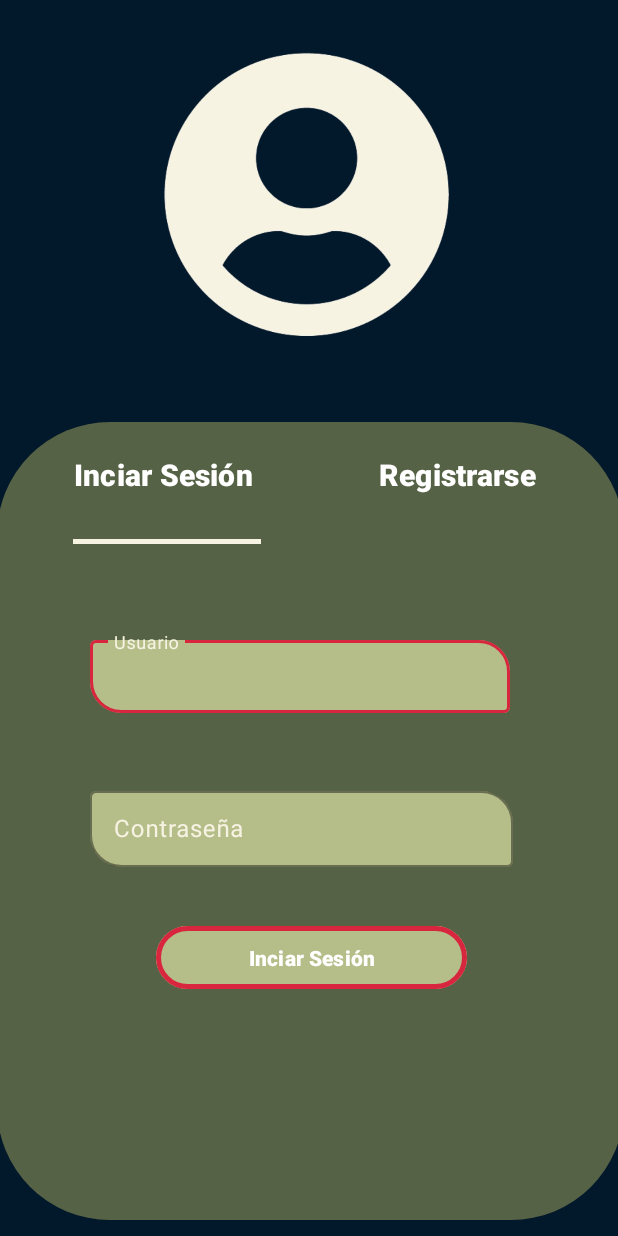
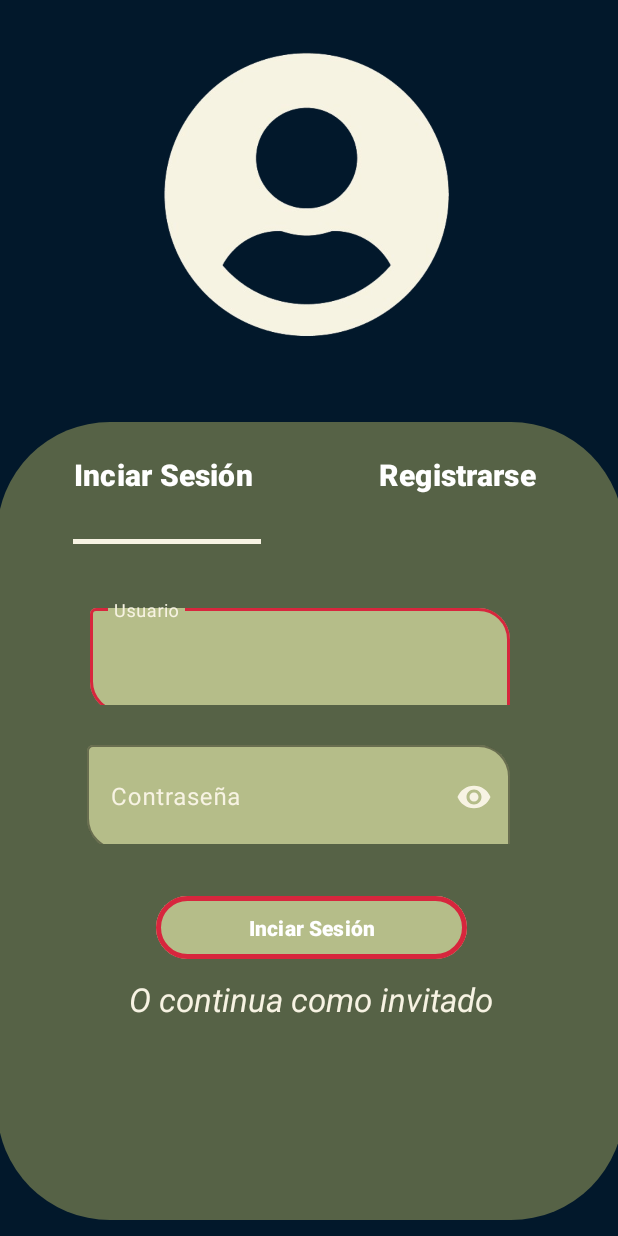
Before and after one commit to Oskere/Proyecto_DAM, an Android app: the screen it shows after launch (Login), on a phone screen of 412 x 824 dp. Run offline under Robolectric (Android 15) with nearby library versions, the phone set to English and light mode, and no system bars; our stand-ins replace Volley.

Commit message:
commit 6

```diff
--- a/app/src/main/AndroidManifest.xml
+++ b/app/src/main/AndroidManifest.xml
@@ -10,6 +10,7 @@
         android:allowBackup="true"
         android:dataExtractionRules="@xml/data_extraction_rules"
         android:fullBackupContent="@xml/backup_rules"
+        android:usesCleartextTraffic="true"
         android:icon="@mipmap/ic_launcher"
         android:label="Reto"
         android:roundIcon="@mipmap/ic_launcher_round"
--- a/app/src/main/java/com/example/reto/Login.java
+++ b/app/src/main/java/com/example/reto/Login.java
@@ -5,9 +5,11 @@ import android.content.pm.PackageManager;
 import android.graphics.Bitmap;
 import android.os.Bundle;
 import android.provider.MediaStore;
+import android.util.Log;
 import android.view.View;
 import android.widget.Button;
 import android.widget.ImageView;
+import android.widget.TextView;
 import android.widget.Toast;
 import android.widget.ViewFlipper;
 import android.Manifest;
@@ -17,11 +19,16 @@ import androidx.appcompat.app.AppCompatActivity;
 import androidx.core.graphics.drawable.RoundedBitmapDrawable;
 import androidx.core.graphics.drawable.RoundedBitmapDrawableFactory;
 
+import org.json.JSONException;
+
+import java.io.UnsupportedEncodingException;
+
 public class Login extends AppCompatActivity {
 
     private ViewFlipper vf;
     private ImageView perfilImageView;
     private static final int REQUEST_IMAGE_CAPTURE = 1;
+    private LoginManager apiManager;
 
     @Override
     protected void onCreate(Bundle savedInstanceState) {
@@ -30,11 +37,18 @@ public class Login extends AppCompatActivity {
 
         vf = findViewById(R.id.viewFlipper);
 
+        apiManager = new LoginManager(Login.this);
+
         Button btnLogin  = findViewById(R.id.btnLogin);
-        Button btnRegistro = findViewById(R.id.registro);
+        Button btnRegistro = findViewById(R.id.btnRegistro);
+        Button registroLogin = findViewById(R.id.registro);
         perfilImageView = findViewById(R.id.perfilRegistro);
-
-        btnRegistro.setOnClickListener(new View.OnClickListener() {
+        TextView inputUsuario = findViewById(R.id.inputUsuarioText);
+        TextView inputContra = findViewById(R.id.inputContraText);
+        TextView inputEmailRegistro = findViewById(R.id.inputMailRegistroTexto);
+        TextView inputUsuarioRegistro = findViewById(R.id.inputUsuarioRegistroTexto);
+        TextView inputContraRegistro = findViewById(R.id.inputContraRegistroTexto);
+        registroLogin.setOnClickListener(new View.OnClickListener() {
             @Override
             public void onClick(View view) {
                 vf.showNext();
@@ -64,12 +78,83 @@ public class Login extends AppCompatActivity {
                 vf.showNext();
             }
         });
-
+        TextView invitado = findViewById(R.id.invitado);
+        invitado.setOnClickListener(new View.OnClickListener() {
+            @Override
+            public void onClick(View v) {
+                Intent intent = new Intent(Login.this, MainActivity.class);
+                intent.putExtra("username", "Invitado");
+                startActivity(intent);
+            }
+        });
         btnLogin.setOnClickListener(new View.OnClickListener() {
             @Override
             public void onClick(View v) {
-                Intent intent = new Intent(Login.this,MainActivity.class);
-                startActivity(intent);
+                // Aquí obtienes los datos de inicio de sesión (nombre de usuario, contraseña) desde tus elementos de interfaz
+                String username = String.valueOf(inputUsuario.getText());
+                String password = String.valueOf(inputContra.getText());
+
+                // Llamada a la API para iniciar sesión
+                try {
+                    apiManager.iniciarSesion(username, password, new LoginManager.ApiCallback() {
+                        @Override
+                        public void onSuccess(String response) {
+                            // Manejar la respuesta exitosa, por ejemplo, mostrar un mensaje
+                            Log.d("Inicio de sesión", response);
+                            Toast.makeText(Login.this, "Inicio de sesión exitoso", Toast.LENGTH_SHORT).show();
+
+                            // Aquí puedes redirigir al usuario a la pantalla principal o realizar otras acciones
+                            Intent intent = new Intent(Login.this, MainActivity.class);
+                            intent.putExtra("username", username);
+                            startActivity(intent);
+                        }
+
+                        @Override
+                        public void onError(String errorMessage) {
+                            // Manejar el error, por ejemplo, mostrar un mensaje
+                            Log.e("Error en inicio de sesión", errorMessage);
+                            Toast.makeText(Login.this, "Error en inicio de sesión", Toast.LENGTH_SHORT).show();
+                        }
+                    });
+                } catch (UnsupportedEncodingException e) {
+                    throw new RuntimeException(e);
+                } catch (JSONException e) {
+                    throw new RuntimeException(e);
+                }
+            }
+        });
+
+
+        btnRegistro.setOnClickListener(new View.OnClickListener() {
+            @Override
+            public void onClick(View v) {
+                // Aquí obtienes los datos de usuario (nombre de usuario, correo, contraseña) desde tus elementos de interfaz
+                String username = String.valueOf(inputUsuarioRegistro.getText());
+                String email = String.valueOf(inputEmailRegistro.getText());
+                String password = String.valueOf(inputContraRegistro.getText());
+
+                // Llamada a la API para registrar al usuario
+                try {
+                    apiManager.registrarUsuario(username, email, password, new LoginManager.ApiCallback() {
+                        @Override
+                        public void onSuccess(String response) {
+                            // Manejar la respuesta exitosa, por ejemplo, mostrar un mensaje
+                            Log.d("Registro", response);
+                            Toast.makeText(Login.this, "Registro exitoso", Toast.LENGTH_SHORT).show();
+
+                            // Aquí puedes redirigir al usuario a la pantalla de inicio de sesión o realizar otras acciones
+                        }
+
+                        @Override
+                        public void onError(String errorMessage) {
+                            // Manejar el error, por ejemplo, mostrar un mensaje
+                            Log.e("Error en registro", errorMessage);
+                            Toast.makeText(Login.this, "Error en registro", Toast.LENGTH_SHORT).show();
+                        }
+                    });
+                } catch (JSONException e) {
+                    throw new RuntimeException(e);
+                }
             }
         });
 
--- a/app/src/main/res/layout/header_layout.xml
+++ b/app/src/main/res/layout/header_layout.xml
@@ -22,7 +22,7 @@
         android:layout_width="wrap_content"
         android:layout_height="wrap_content"
         android:layout_marginTop="12dp"
-        android:text="@string/invitado"
+        android:text=""
         android:textAlignment="center"
         android:textAppearance="@style/Base.TextAppearance.AppCompat.Medium.Inverse"
         app:layout_constraintEnd_toEndOf="parent"
--- a/app/src/main/res/layout/login.xml
+++ b/app/src/main/res/layout/login.xml
@@ -1,10 +1,10 @@
 <?xml version="1.0" encoding="utf-8"?>
 
-<ViewFlipper android:id="@+id/viewFlipper"
+<ViewFlipper xmlns:app="http://schemas.android.com/apk/res-auto"
+    xmlns:tools="http://schemas.android.com/tools"
+    android:id="@+id/viewFlipper"
     xmlns:android="http://schemas.android.com/apk/res/android" android:layout_height="match_parent" android:layout_width="match_parent">
-    <androidx.constraintlayout.widget.ConstraintLayout xmlns:android="http://schemas.android.com/apk/res/android"
-        xmlns:app="http://schemas.android.com/apk/res-auto"
-        xmlns:tools="http://schemas.android.com/tools"
+    <androidx.constraintlayout.widget.ConstraintLayout
         android:layout_width="match_parent"
         android:layout_height="match_parent"
         android:background="@color/azul">
@@ -28,48 +28,52 @@
             <com.google.android.material.textfield.TextInputLayout
                 android:id="@+id/inputUsuario"
                 android:layout_width="295dp"
-                android:layout_height="54dp"
+                android:layout_height="70dp"
                 android:hint="@string/usuario"
                 android:textColorHint="@color/texto"
+                app:boxBackgroundColor="@color/verdeClaro"
+                app:boxCornerRadiusBottomStart="21dp"
+                app:boxCornerRadiusTopEnd="21dp"
+                app:boxStrokeColor="@color/rojo"
                 app:hintTextColor="@color/texto"
                 app:layout_constraintBottom_toTopOf="@+id/inputContra"
                 app:layout_constraintEnd_toEndOf="parent"
                 app:layout_constraintHorizontal_bias="0.504"
                 app:layout_constraintStart_toStartOf="parent"
                 app:layout_constraintTop_toBottomOf="@+id/constraintLayout"
-                app:layout_constraintVertical_bias="0.458"
-                app:boxStrokeColor="@color/rojo"
-                app:boxBackgroundColor="@color/verdeClaro"
-                app:boxCornerRadiusBottomStart="21dp"
-                app:boxCornerRadiusTopEnd="21dp">
+                app:layout_constraintVertical_bias="0.458">
 
                 <com.google.android.material.textfield.TextInputEditText
+                    android:id="@+id/inputUsuarioText"
                     android:layout_width="280dp"
-                    android:layout_height="wrap_content"
+                    android:layout_height="70dp"
                     android:textColor="@color/texto" />
             </com.google.android.material.textfield.TextInputLayout>
 
             <com.google.android.material.textfield.TextInputLayout
                 android:id="@+id/inputContra"
-                android:layout_width="295dp"
-                android:layout_height="56dp"
+                android:layout_width="299dp"
+                android:layout_height="71dp"
                 android:hint="@string/contra"
                 android:textColorHint="@color/texto"
-                app:hintTextColor="@color/texto"
+                app:boxBackgroundColor="@color/verdeClaro"
+                app:boxCornerRadiusBottomStart="21dp"
+                app:boxCornerRadiusTopEnd="21dp"
+                app:boxStrokeColor="@color/rojo"
+                app:endIconMode="password_toggle"
+                app:endIconTint="@color/texto"
                 app:layout_constraintBottom_toTopOf="@+id/btnLogin"
                 app:layout_constraintEnd_toEndOf="parent"
                 app:layout_constraintHorizontal_bias="0.504"
                 app:layout_constraintStart_toStartOf="parent"
                 app:layout_constraintTop_toTopOf="parent"
-                app:layout_constraintVertical_bias="0.873"
-                app:boxStrokeColor="@color/rojo"
-                app:boxBackgroundColor="@color/verdeClaro"
-                app:boxCornerRadiusBottomStart="21dp"
-                app:boxCornerRadiusTopEnd="21dp">
+                app:layout_constraintVertical_bias="0.873">
 
                 <com.google.android.material.textfield.TextInputEditText
+                    android:id="@+id/inputContraText"
                     android:layout_width="282dp"
-                    android:layout_height="wrap_content"
+                    android:layout_height="70dp"
+                    android:inputType="textPassword"
                     android:textColor="@color/texto"
                     tools:layout_editor_absoluteX="0dp"
                     tools:layout_editor_absoluteY="0dp" />
@@ -80,7 +84,7 @@
                 android:id="@+id/btnLogin"
                 android:layout_width="207dp"
                 android:layout_height="50dp"
-                android:layout_marginTop="232dp"
+                android:layout_marginTop="212dp"
                 android:backgroundTint="@color/verdeClaro"
                 android:text="@string/login"
                 app:layout_constraintEnd_toEndOf="parent"
@@ -135,6 +139,19 @@
                     tools:layout_editor_absoluteY="0dp" />
 
             </androidx.constraintlayout.widget.ConstraintLayout>
+
+            <TextView
+                android:id="@+id/invitado"
+                android:layout_width="wrap_content"
+                android:layout_height="wrap_content"
+                android:layout_marginTop="8dp"
+                android:text="@string/invitado"
+                android:textColor="@color/texto"
+                android:textSize="22dp"
+                app:layout_constraintEnd_toEndOf="parent"
+                app:layout_constraintHorizontal_bias="0.502"
+                app:layout_constraintStart_toStartOf="parent"
+                app:layout_constraintTop_toBottomOf="@+id/btnLogin" />
 
 
         </androidx.constraintlayout.widget.ConstraintLayout>
@@ -194,6 +211,7 @@
                 app:layout_constraintVertical_bias="0.811">
 
                 <com.google.android.material.textfield.TextInputEditText
+                    android:id="@+id/inputUsuarioRegistroTexto"
                     android:layout_width="280dp"
                     android:layout_height="wrap_content"
                     android:textColor="@color/texto" />
@@ -218,6 +236,7 @@
                 app:layout_constraintVertical_bias="0.608">
 
                 <com.google.android.material.textfield.TextInputEditText
+                    android:id="@+id/inputMailRegistroTexto"
                     android:layout_width="280dp"
                     android:layout_height="wrap_content"
                     android:textColor="@color/texto" />
@@ -242,6 +261,7 @@
                 app:layout_constraintVertical_bias="0.965">
 
                 <com.google.android.material.textfield.TextInputEditText
+                    android:id="@+id/inputContraRegistroTexto"
                     android:layout_width="282dp"
                     android:layout_height="wrap_content"
                     android:textColor="@color/texto"
@@ -256,7 +276,7 @@
                 android:layout_height="50dp"
                 android:layout_marginTop="244dp"
                 android:backgroundTint="@color/verdeClaro"
-                android:text="@string/login"
+                android:text="@string/registro"
                 app:layout_constraintEnd_toEndOf="parent"
                 app:layout_constraintHorizontal_bias="0.502"
                 app:layout_constraintStart_toStartOf="parent"
--- a/app/src/main/res/values/strings.xml
+++ b/app/src/main/res/values/strings.xml
@@ -2,7 +2,7 @@
     <string name="app_name">reto</string>
     <string name="open">abrir</string>
     <string name="close">cerrar</string>
-    <string name="invitado">Invitado</string>
+    <string name="invitado"><i>O continua como invitado</i></string>
     <string name="contra">Contraseña</string>
     <string name="usuario">Usuario</string>
     <string name="login"><b>Inciar Sesión</b></string>
@@ -14,7 +14,7 @@
     <string name="incidencias">Incidencias</string>
     <string name="ano">Año:</string>
     <string name="idIncidencia"><b>ID de la incidencia:</b></string>
-    <string name="registroCoche"><b>Coche registrado en:</b></string>
+    <string name="registroCoche"><b>Nivel de la incidencia:</b></string>
     <string name="carreteraIncidencia"><b>Carretera Afectada:</b></string>
     <string name="localidadIncidencia"><b>Localidad de la incidencia:</b></string>
     <string name="idCamara"><b>ID de la camara: </b></string>
```
Also changed, not shown: app/src/main/java/com/example/reto/LoginManager.java (added, +73 -0 lines), app/src/main/java/com/example/reto/MainActivity.java (+84 -18 lines).
